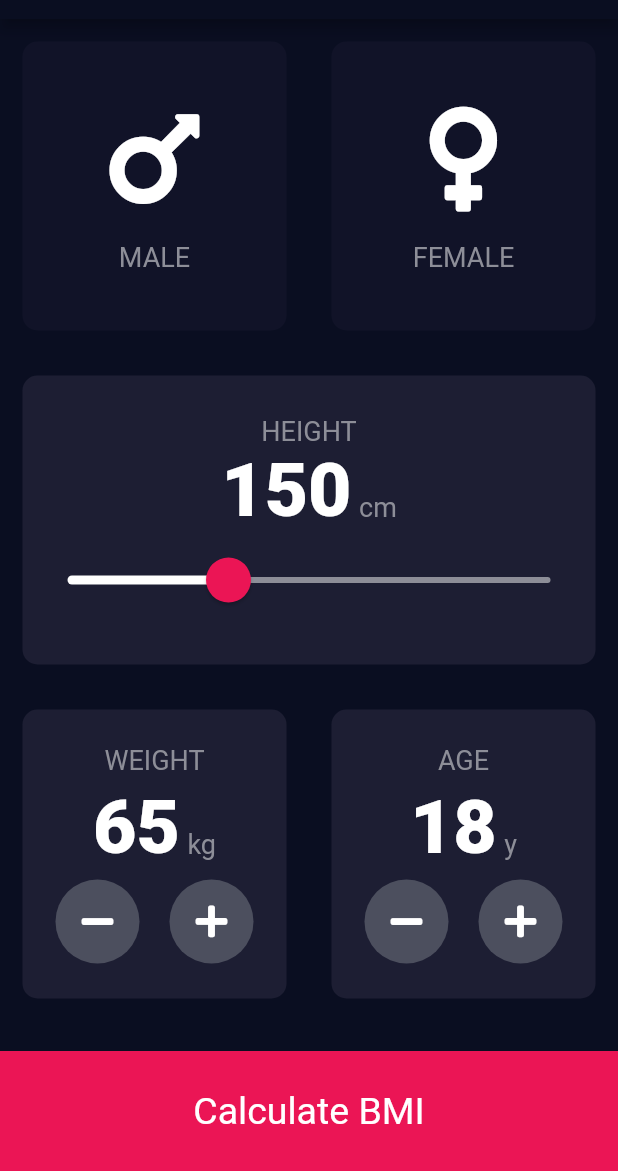
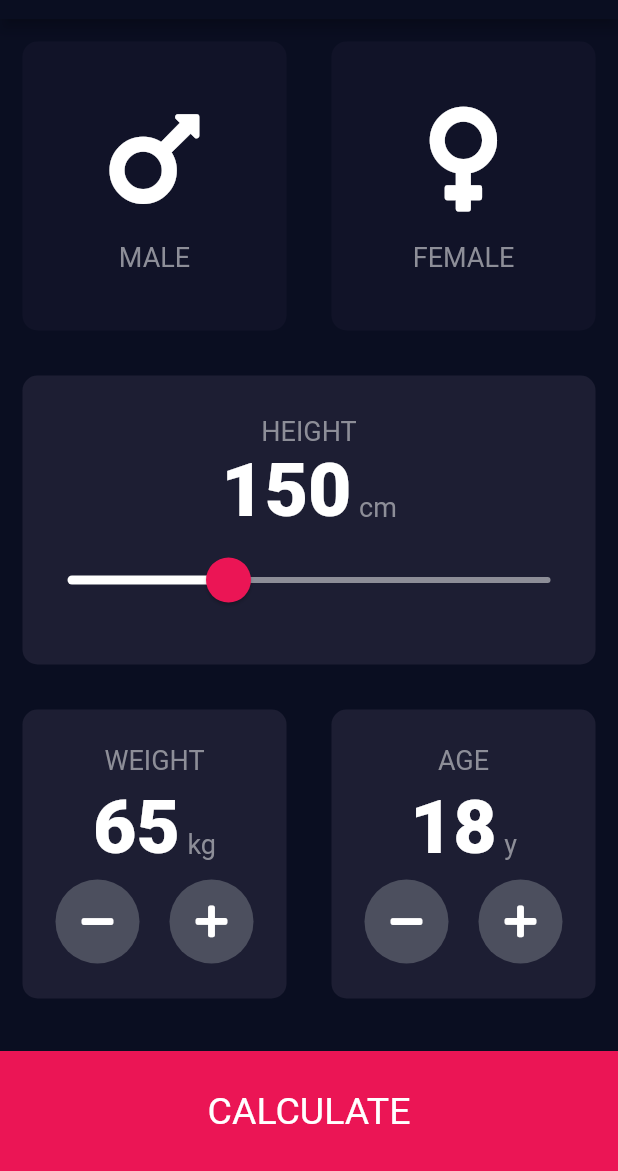
Before and after one commit to mahmudalsohan/bmi_calculator, a Flutter app: the screen it shows after launch, on a phone screen of 412 x 824 dp, the part 65-1236 px from its top. Run offline on Flutter 3.47's test engine with Material 2 defaults, Android fonts, the phone set to English and light mode, and no system bars; our stand-ins replace font_awesome_flutter.

Commit message:
final commit

```diff
--- a/lib/main.dart
+++ b/lib/main.dart
@@ -7,6 +7,7 @@ class BMICalculator extends StatelessWidget {
   @override
   Widget build(BuildContext context) {
     return MaterialApp(
+      debugShowCheckedModeBanner: false,
       theme: ThemeData.dark().copyWith(
           primaryColor: Color(0xFF0A0E21),
           scaffoldBackgroundColor: Color(0xFF0A0E21),
--- a/lib/pages/inputPage.dart
+++ b/lib/pages/inputPage.dart
@@ -1,5 +1,10 @@
+import 'dart:math';
+
 import 'package:bmi_calculator/constants/constant.dart';
+import 'package:bmi_calculator/pages/resultPage.dart';
+import 'package:bmi_calculator/widgets/inputPageWidgets/bottomButton.dart';
 import 'package:bmi_calculator/widgets/inputPageWidgets/buttons.dart';
+import 'package:bmi_calculator/widgets/inputPageWidgets/calculator_brain.dart';
 import 'package:flutter/cupertino.dart';
 import 'package:flutter/material.dart';
 import 'package:font_awesome_flutter/font_awesome_flutter.dart';
@@ -17,6 +22,7 @@ class _InputPageState extends State<InputPage> {
   int height = 150;
   int weight = 65;
   int age = 18;
+  double bmi = 0;
   @override
   Widget build(BuildContext context) {
     return Scaffold(
@@ -231,18 +237,20 @@ class _InputPageState extends State<InputPage> {
                 ],
               ),
             ),
-            Container(
-              color: kBottomContainerColor,
-              margin: EdgeInsets.only(top: 20),
-              width: double.infinity,
-              height: 80,
-              child: Center(
-                child: Text(
-                  'Calculate BMI',
-                  style: TextStyle(fontSize: 25),
-                ),
-              ),
-            ),
+            BottomButton(
+                onPress: () {
+                  CalculatorBrain calc =
+                      CalculatorBrain(height: height, weight: weight);
+                  Navigator.push(
+                      context,
+                      MaterialPageRoute(
+                          builder: (context) => ResultPage(
+                                result: calc.bmiResult(),
+                                status: calc.getStatus(),
+                                description: calc.getDescription(),
+                              )));
+                },
+                buttonTitle: 'CALCULATE'),
           ],
         ));
   }
--- /dev/null
+++ b/lib/widgets/inputPageWidgets/bottomButton.dart
@@ -0,0 +1,26 @@
+import 'package:bmi_calculator/constants/constant.dart';
+import 'package:flutter/material.dart';
+
+class BottomButton extends StatelessWidget {
+  final Function onPress;
+  final String buttonTitle;
+  BottomButton({@required this.onPress, this.buttonTitle});
+  @override
+  Widget build(BuildContext context) {
+    return GestureDetector(
+      onTap: onPress,
+      child: Container(
+        color: kBottomContainerColor,
+        margin: EdgeInsets.only(top: 20),
+        width: double.infinity,
+        height: 80,
+        child: Center(
+          child: Text(
+            buttonTitle,
+            style: TextStyle(fontSize: 25),
+          ),
+        ),
+      ),
+    );
+  }
+}
```
Also changed, not shown: lib/constants/constant.dart (+17 -0 lines), lib/pages/resultPage.dart (added, +56 -0 lines), lib/widgets/inputPageWidgets/calculator_brain.dart (added, +34 -0 lines).
